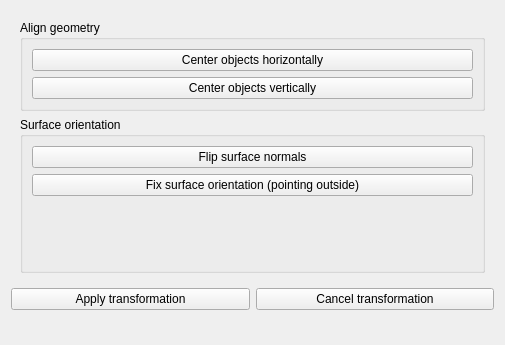
This is SIM-VICUS/src/SVPropEditGeometry.ui in Brockaaa/SIM-VICUS as Qt 5 draws it before an edit; both pictures show x 0 to 505 and y 0 to 345 of the 505 by 592 pixel window. The edited form follows.
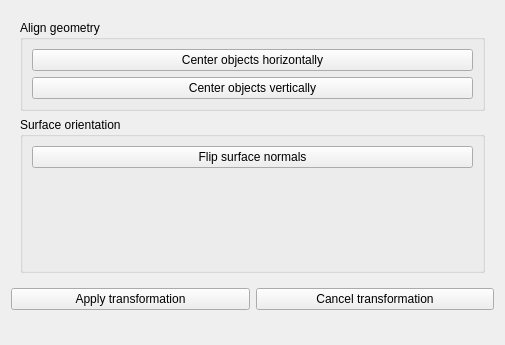
This is the edited form. The open tabs and pages were chosen to show the change. Custom widgets are drawn as their Qt base class.

The edit to the form file:
```diff
--- a/SIM-VICUS/src/SVPropEditGeometry.ui
+++ b/SIM-VICUS/src/SVPropEditGeometry.ui
@@ -567,13 +567,6 @@
             </property>
            </widget>
           </item>
-          <item>
-           <widget class="QPushButton" name="pushButtonFixSurfaceOrientation">
-            <property name="text">
-             <string>Fix surface orientation (pointing outside)</string>
-            </property>
-           </widget>
-          </item>
           <item>
            <spacer name="verticalSpacer_2">
             <property name="orientation">
```
Left out of the diff: 1 changed line with no effect on the pictures.
